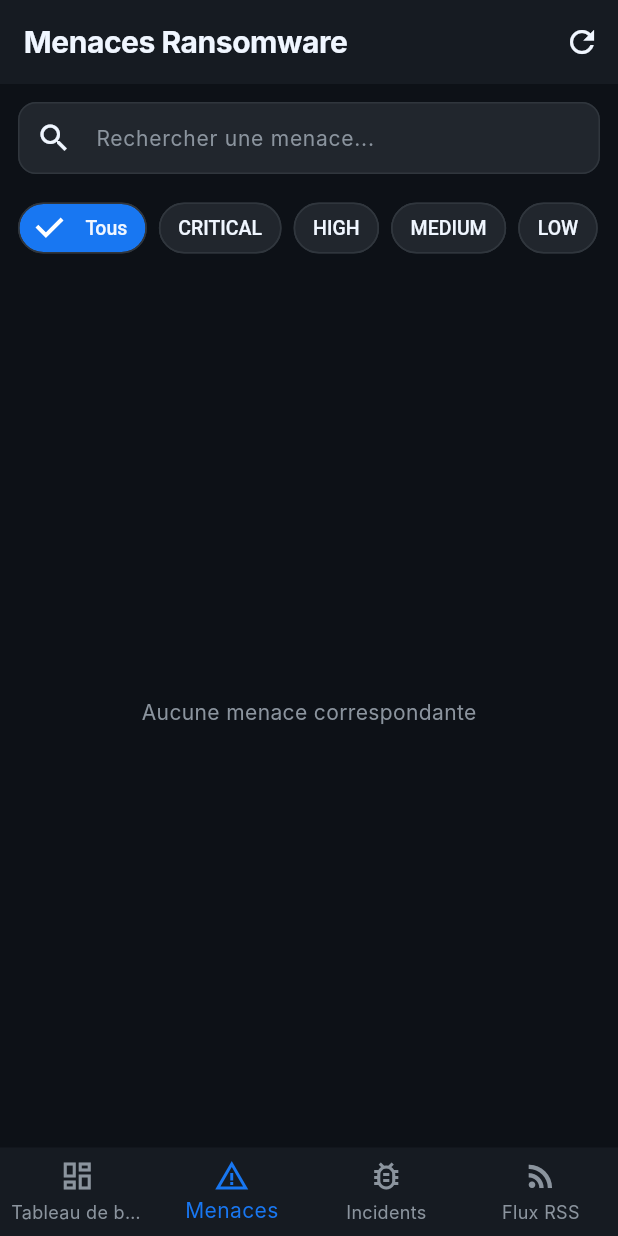
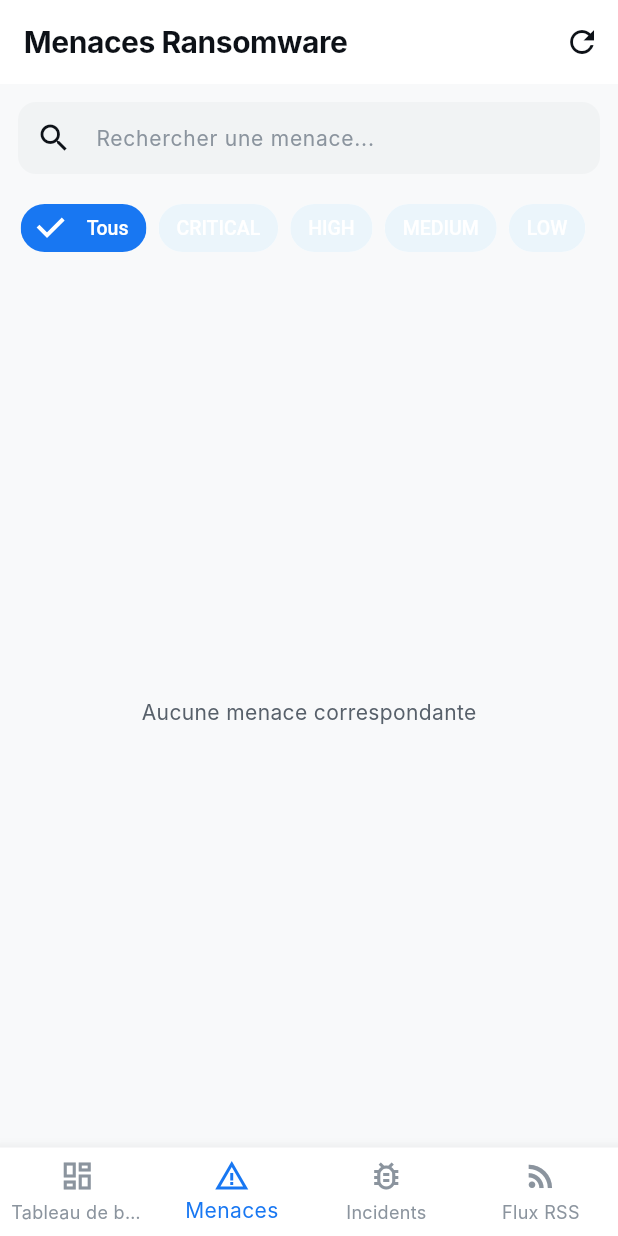
Before and after one commit to bads10/sentinelle-mobile, a Flutter app: the screen it shows after launch, item 2 of the bottom bar chosen, on a phone screen of 412 x 824 dp. Run offline on Flutter 3.47's test engine with Material 3 defaults, Android fonts, the phone set to English and light mode, and no system bars; our stand-ins replace dio, flutter_local_notifications, flutter_riverpod, go_router, hive_flutter, logger and 1 more; accounts and stored records are empty; Roboto replaces fonts that are missing (Inter).

Commit message:
feat(design): activer thème clair par défaut

```diff
--- a/lib/app.dart
+++ b/lib/app.dart
@@ -16,10 +16,10 @@ class SentinelleApp extends ConsumerWidget {
       title: 'Sentinelle',
       debugShowCheckedModeBanner: false,
 
-      // Thème dark cybersécurité
-      theme: AppTheme.darkTheme,
+      // Thème clair par défaut, dark en fallback
+      theme: AppTheme.lightTheme,
       darkTheme: AppTheme.darkTheme,
-      themeMode: ThemeMode.dark,
+      themeMode: ThemeMode.light,
 
       // Navigation
       routerConfig: router,
```
